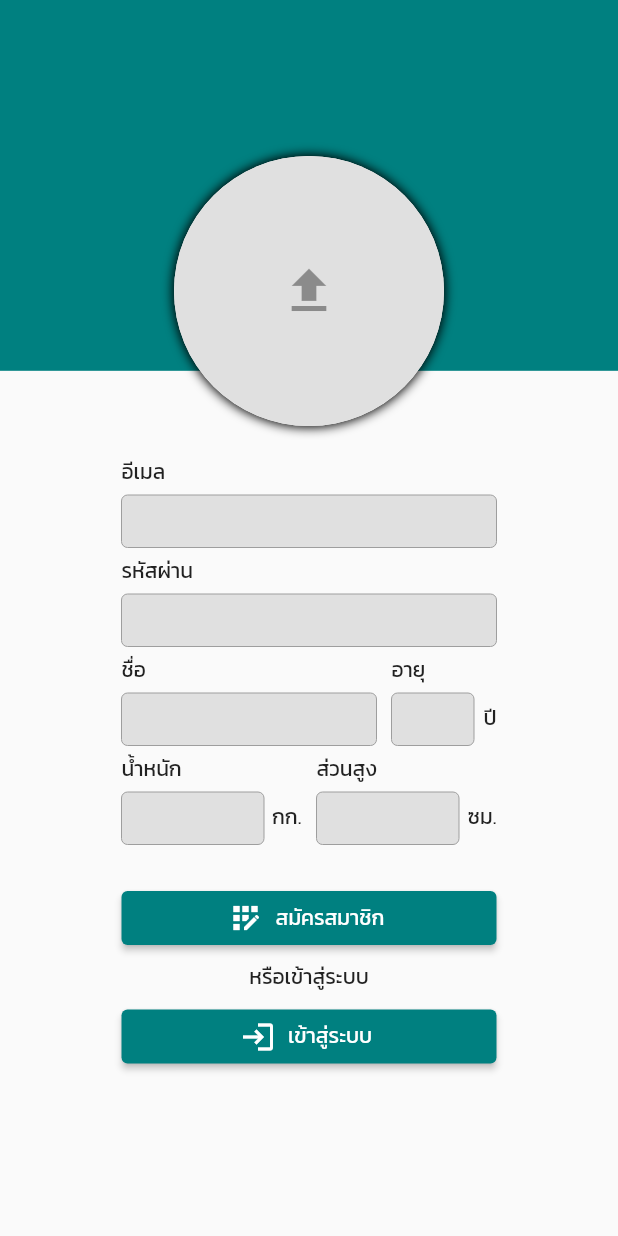
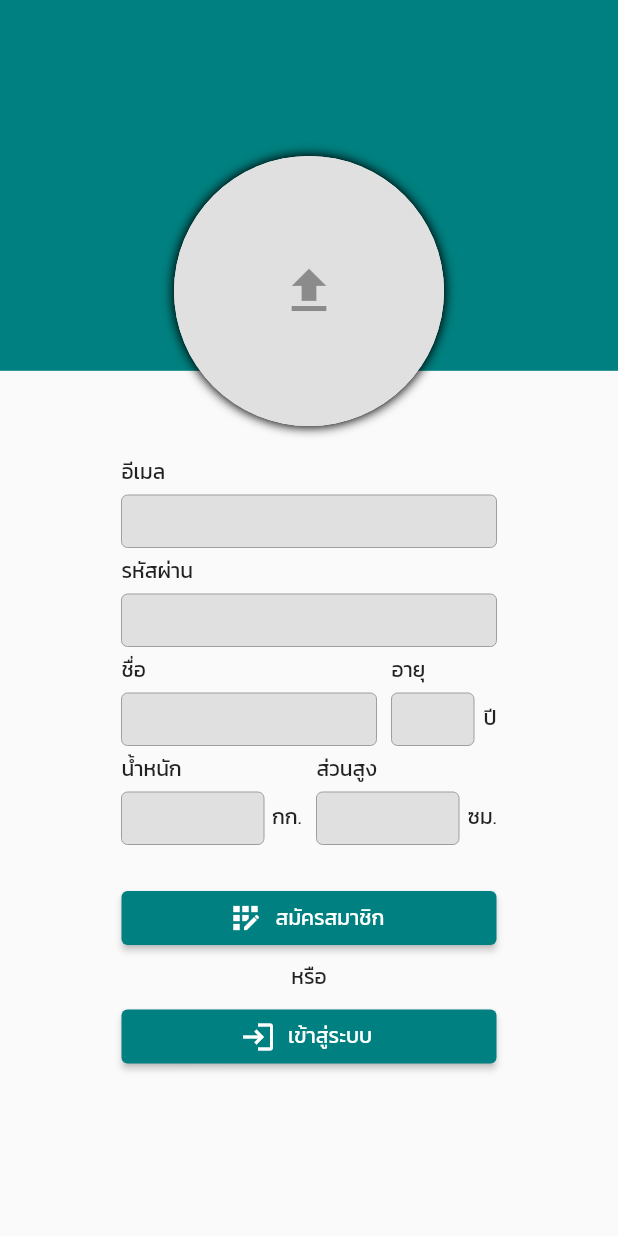
Before and after one commit to p0ndja/drugScanner, a Flutter app: the screen it shows after launch, after a tap on "สมัครสมาชิก", on a phone screen of 412 x 824 dp. Run offline on Flutter 3.47's test engine with Material 2 defaults, Android fonts, the light colour scheme and no system bars; network calls fail.

Commit message:
Edit
-box info bookmark and result
-box choice home page
-text หรือ สมัครสมาชิก/เข้าสู่ระบบ

```diff
--- a/lib/app_screen/search_homepage.dart
+++ b/lib/app_screen/search_homepage.dart
@@ -73,10 +73,10 @@ class _HomePageState extends State<HomePage> {
                         child: Row(
                           mainAxisSize: MainAxisSize.max,
                           children: [
-                            BoxChoice('แดง',Icons.medical_services),
-                            BoxChoice('ฟ้า',Icons.medical_services),
-                            BoxChoice('ขาว',Icons.medical_services),
-                            BoxChoice('เหลือง',Icons.medical_services),
+                            BoxChoiceColorPill(Colors.red),
+                            BoxChoiceColorPill(Colors.blue),
+                            BoxChoiceColorPill(Colors.white),
+                            BoxChoiceColorPill(Colors.yellow),
                           ],
                         ),
                       ),
@@ -100,11 +100,11 @@ class _HomePageState extends State<HomePage> {
                         child: Row(
                           mainAxisSize: MainAxisSize.max,
                           children: [
-                            BoxChoice('วงกลม',Icons.circle),
-                            BoxChoice('วงรี',Icons.egg_rounded),
-                            BoxChoice('แคปซูล',Icons.toggle_off),
-                            BoxChoice('สามเหลียม',Icons.play_arrow),
-                            BoxChoice('สี่เหลียม',Icons.square),
+                            BoxChoiceShapePill('วงกลม',Icons.circle),
+                            BoxChoiceShapePill('วงรี',Icons.egg_rounded),
+                            BoxChoiceShapePill('แคปซูล',Icons.toggle_off),
+                            BoxChoiceShapePill('สามเหลียม',Icons.play_arrow),
+                            BoxChoiceShapePill('สี่เหลียม',Icons.square),
                           ],
                         ),
                       ),
@@ -145,28 +145,28 @@ Widget _avatarUpload(BuildContext context) {
 
 
 
-class BoxChoice extends StatelessWidget {
-  final name,icon;
-  const BoxChoice(this.name, this.icon);
+class BoxChoiceColorPill extends StatelessWidget {
+  final color;
+  const BoxChoiceColorPill(this.color);
 
   @override
   Widget build(BuildContext context) {
     return Padding(
       padding: EdgeInsetsDirectional.fromSTEB(16, 8, 0, 8),
       child: Material(
-        color: Colors.transparent,
+        color: Color(0xffeeeeee), //สีกล่อง
         elevation: 2,
         shape: RoundedRectangleBorder(
           borderRadius: BorderRadius.circular(8),
         ),
-        child: Container(
+        child: Container( //กรอบ
           width: 100,
           height: 100,
           decoration: BoxDecoration(
-            color: Colors.white,
+            // color: Color(0xffeeeeee),
             borderRadius: BorderRadius.circular(8),
           ),
-          child: Column(
+          child: Column( //ของในกล่อง
             mainAxisSize: MainAxisSize.max,
             mainAxisAlignment: MainAxisAlignment.center,
             children: [
@@ -174,7 +174,60 @@ class BoxChoice extends StatelessWidget {
                 width: 48,
                 height: 48,
                 decoration: BoxDecoration(
-                  color: Color(0xFFF1F4F8),
+                  color: color,//Color(0xFFF1F4F8), //สีวงกลม
+                  shape: BoxShape.circle,
+                ),
+              //   child: Icon(
+              //     icon,
+              //     color: Color(0xFF95A1AC),
+              //     size: 32,
+              //   ),
+              // ),
+              // Padding(
+              //   padding:
+              //   EdgeInsetsDirectional.fromSTEB(0, 8, 0, 0),
+              //   child: Text(
+              //     name,style: TextStyle(color: color),
+              //   ),
+              ),
+            ],
+          ),
+        ),
+      ),
+    );
+  }
+}
+
+class BoxChoiceShapePill extends StatelessWidget {
+  final name,icon;
+  const BoxChoiceShapePill(this.name, this.icon);
+
+  @override
+  Widget build(BuildContext context) {
+    return Padding(
+      padding: EdgeInsetsDirectional.fromSTEB(16, 8, 0, 8),
+      child: Material(
+        color: Colors.transparent, //สีกล่อง
+        elevation: 2,
+        shape: RoundedRectangleBorder(
+          borderRadius: BorderRadius.circular(8),
+        ),
+        child: Container( //กรอบ
+          width: 100,
+          height: 100,
+          decoration: BoxDecoration(
+            color: Colors.white10,
+            borderRadius: BorderRadius.circular(8),
+          ),
+          child: Column( //ของในกล่อง
+            mainAxisSize: MainAxisSize.max,
+            mainAxisAlignment: MainAxisAlignment.center,
+            children: [
+              Container(
+                width: 48,
+                height: 48,
+                decoration: BoxDecoration(
+                  color: Color(0xFFF1F4F8), //สีวงกลม
                   shape: BoxShape.circle,
                 ),
                 child: Icon(
--- a/lib/auth_screen/login_page.dart
+++ b/lib/auth_screen/login_page.dart
@@ -33,7 +33,7 @@ class _LoginPageState extends State<LoginPage> {
                     inputBox('รหัสผ่าน', 250),
                     _forgetPasswordButton(),
                     _loginButton(context),
-                    const Text('หรือสมัครสมาชิก'),
+                    const Text('หรือ'),
                     const SizedBox(
                       height: 5,
                     ),
--- a/lib/auth_screen/register_page.dart
+++ b/lib/auth_screen/register_page.dart
@@ -81,7 +81,7 @@ class _RegisterPageState extends State<RegisterPage> {
                       height: 20.0,
                     ),
                     _registerButton(context),
-                    const Text('หรือเข้าสู่ระบบ'),
+                    const Text('หรือ'),
                     const SizedBox(
                       height: 5,
                     ),
```
Also changed, not shown: lib/app_screen/bookmark_page.dart (+47 -13 lines), lib/app_screen/search_result_page.dart (+47 -13 lines).
